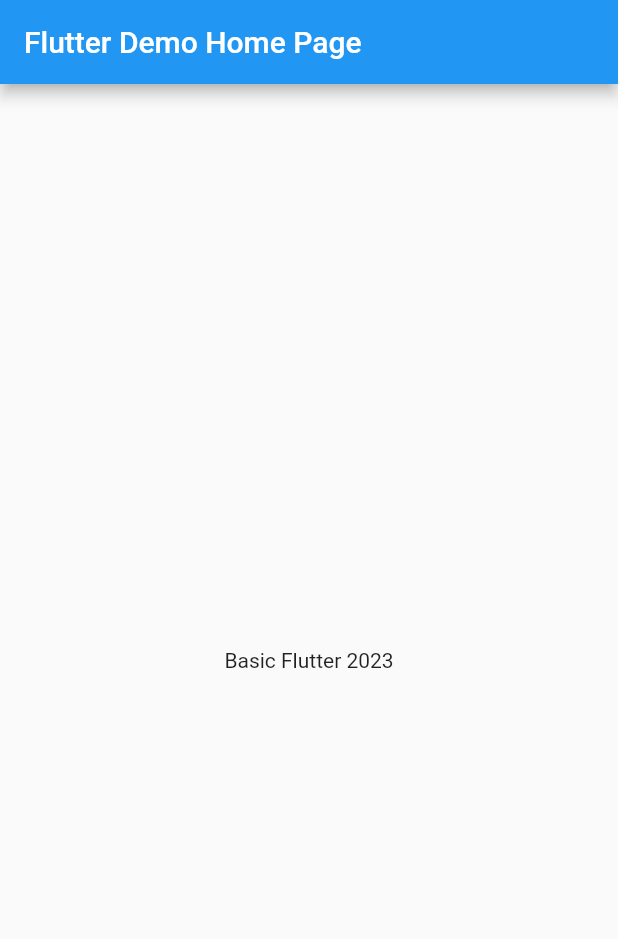
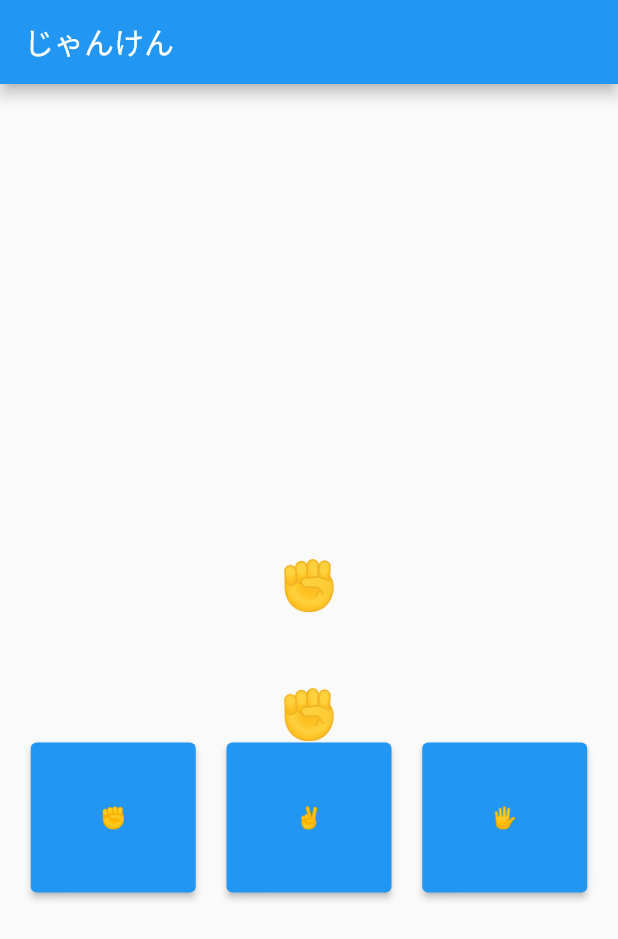
Before and after one commit to shinonome-inc/mobile_erina_basic_flutter, a Flutter app: the screen it shows after launch, on a phone screen of 412 x 824 dp. Shown: the top 939 px of the screen. Run offline on Flutter 3.47's test engine with Material 2 defaults, Android fonts, the phone set to English and light mode, and no system bars.

Commit message:
じゃんけんアプリ作成

```diff
--- a/janken_algorithm/janken_algorithm.dart
+++ b/janken_algorithm/janken_algorithm.dart
@@ -25,7 +25,7 @@ void main(List<String> arguments) {
     print('相手:${hands[yh]}');
     print("あいこ");
   } else
-  if ((mh == 1 && yh == 2) || (mh == 2 && yh == 3) || (mh == 3 && yh == 1)) {
+  if ((mh == 0 && yh == 1) || (mh == 1 && yh == 2) || (mh == 2 && yh == 0)) {
     print('相手:${hands[yh]}');
     print("勝ち");
   } else {
--- a/janken_app/lib/main.dart
+++ b/janken_app/lib/main.dart
@@ -1,4 +1,5 @@
 import 'package:flutter/material.dart';
+import 'dart:math';
 
 void main() {
   runApp(const MyApp());
@@ -27,15 +28,119 @@ class MyHomePage extends StatefulWidget {
 }
 
 class _MyHomePageState extends State<MyHomePage> {
+
+  String myHand = '✊';
+  String yourHands = '✊';
+  String result = '';
+
+  void selectHand(String selectedHand) {
+    myHand = selectedHand; // myHand に 引数として受けとった selectedHand を代入します。
+    print(myHand);
+    yourHand(); // コンピューターの手を決める。
+    judge();
+    setState(() {});
+  }
+
+  void yourHand(){
+    final randomNumber = Random().nextInt(3);
+    // 生成されたランダムな数字を ✊, ✌️, 🖐 に変換して、コンピューターの手に代入します。
+    yourHands = randomNumberToHand(randomNumber);
+  }
+
+  String randomNumberToHand(int randomNumber) {
+    // () のなかには条件となる値を書きます。
+    switch (randomNumber) {
+      case 0: // 入ってきた値がもし 0 だったら。
+        return '✊'; // ✊を返す。
+      case 1: // 入ってきた値がもし 1 だったら。
+        return '✌️'; // ✌️を返す。
+      case 2: // 入ってきた値がもし 2 だったら。
+        return '🖐'; // 🖐を返す。
+      default: // 上で書いてきた以外の値が入ってきたら。
+        return '✊'; // ✊を返す。（0, 1, 2 以外が入ることはないが念のため）
+    }
+  }
+
+  void judge() {
+    if (myHand == yourHands) {
+      result = '引き分け';
+    } else if (
+        (myHand == '✊' && yourHands == '✌️') ||
+        (myHand == '✌️' && yourHands == '🖐️') ||
+        (myHand == '🖐️' && yourHands == '✊')
+    ) {
+      result = '勝ち';
+    } else {
+      result = '負け';
+    }
+  }
+
   @override
   Widget build(BuildContext context) {
     return Scaffold(
       appBar: AppBar(
-        title: Text(widget.title),
+        title: Text('じゃんけん'),
       ),
-      body: const Center(
-        child: Text(
-          'Basic Flutter 2023',
+
+      body: Center(
+        //ボタン
+        child: Column(
+          mainAxisAlignment: MainAxisAlignment.center,
+          children:[
+            Text(
+              result,
+              style: TextStyle(
+                fontSize: 32,
+              ),
+            ),
+            SizedBox(height: 48),
+            Text(
+              yourHands,
+              style: TextStyle(
+                fontSize: 32,
+              ),
+            ),
+            // 余白を追加
+            SizedBox(height: 48),
+            Text(
+              myHand,
+              style: TextStyle(
+                fontSize: 32,
+              ),
+            ),
+            Row(
+              mainAxisAlignment: MainAxisAlignment.spaceEvenly,
+                children: [
+            ElevatedButton(
+              style: ElevatedButton.styleFrom(
+                fixedSize: Size(110, 100), // ボタンの幅と高さを指定
+              ),
+              onPressed: (){
+                selectHand('✊');
+              },
+              child: Text('✊'),
+            ),
+            ElevatedButton(
+              style: ElevatedButton.styleFrom(
+                fixedSize: Size(110, 100), // ボタンの幅と高さを指定
+              ),
+              onPressed: (){
+                selectHand('✌️');
+              },
+              child: Text('✌️'),
+            ),
+            ElevatedButton(
+              style: ElevatedButton.styleFrom(
+                fixedSize: Size(110, 100), // ボタンの幅と高さを指定
+              ),
+              onPressed: (){
+                selectHand('🖐️');
+              },
+              child: Text('🖐️'),
+            ),
+           ],
+          ),
+         ],
         ),
       ),
     );
```
Also changed, not shown: janken_app/pubspec.lock, janken_app/pubspec.yaml (line endings or trailing spaces), 2 other files.
